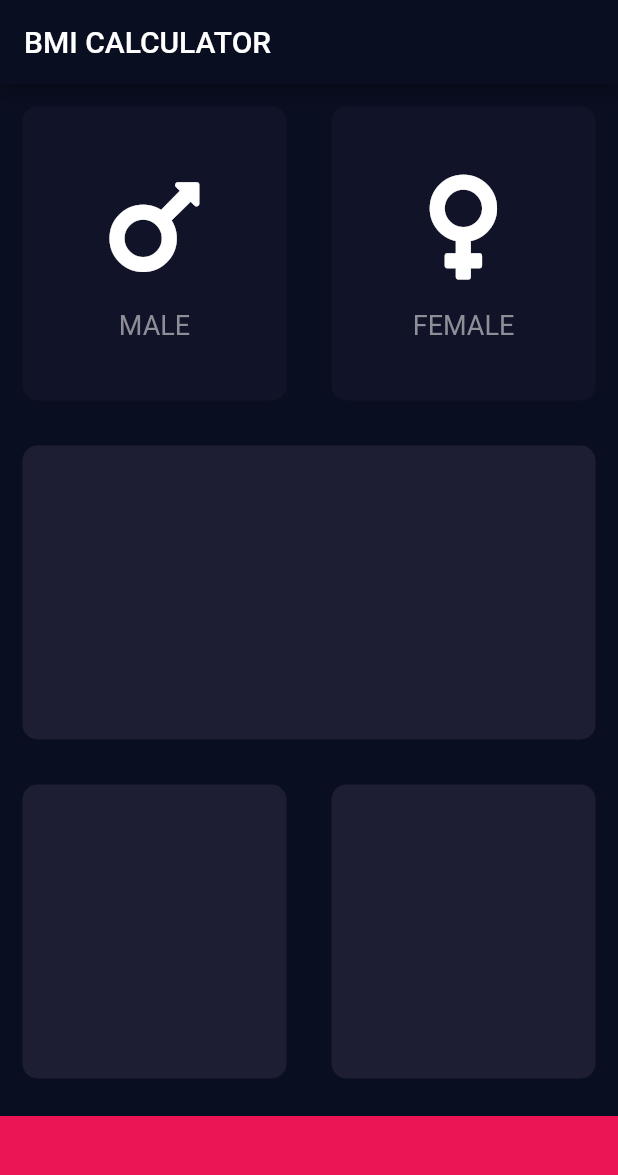
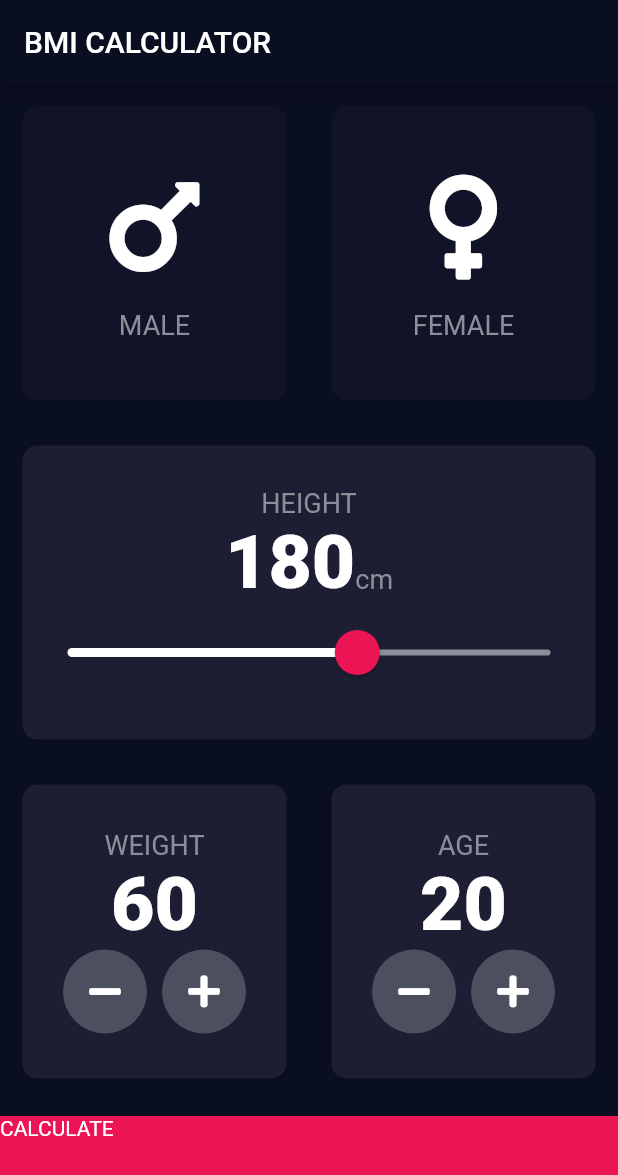
Before and after one commit to lokeshsoni/bmi-calculator-flutter, a Flutter app: the screen it shows after launch, on a phone screen of 412 x 824 dp. Shown: the top 1175 px of the screen. Run offline on Flutter 3.47's test engine with Material 2 defaults, Android fonts, the phone set to English and light mode, and no system bars; our stand-ins replace font_awesome_flutter.

Commit message:
Tue Sep 10 14:23:16 IST 2019

```diff
--- /dev/null
+++ b/lib/constants.dart
@@ -0,0 +1,16 @@
+import 'package:flutter/material.dart';
+
+const kBottomContainerHeight = 80.0;
+const kActiveCardColour = Color(0xFF1D1E33);
+const kInactiveCardColour = Color(0xFF111328);
+const kBottomContainerColour = Color(0xFFEB1555);
+
+const kLabelTextStyle = TextStyle(
+  fontSize: 18,
+  color: Color(0xFF8D8E98),
+);
+
+const kNumberTextStyle = TextStyle(
+  fontSize: 50,
+  fontWeight: FontWeight.w900,
+);
--- a/lib/icon_content.dart
+++ b/lib/icon_content.dart
@@ -1,9 +1,6 @@
 import 'package:flutter/material.dart';
 
-const labelTextStyle = TextStyle(
-  fontSize: 18,
-  color: Color(0xFF8D8E98),
-);
+import 'constants.dart';
 
 class IconContent extends StatelessWidget {
   IconContent({@required this.icon, @required this.label});
@@ -25,7 +22,7 @@ class IconContent extends StatelessWidget {
         ),
         Text(
           label,
-          style: labelTextStyle,
+          style: kLabelTextStyle,
         ),
       ],
     );
--- a/lib/input_page.dart
+++ b/lib/input_page.dart
@@ -1,13 +1,11 @@
+import 'package:bmi_calculator/results_page.dart';
 import 'package:flutter/material.dart';
 import 'package:font_awesome_flutter/font_awesome_flutter.dart';
 
+import 'constants.dart';
 import 'icon_content.dart';
+import 'results_page.dart';
 import 'reusable_card.dart';
-
-const bottomContainerHeight = 80.0;
-const activeCardColour = Color(0xFF1D1E33);
-const inactiveCardColour = Color(0xFF111328);
-const bottomContainerColour = Color(0xFFEB1555);
 
 enum Gender { male, female }
 
@@ -19,6 +17,10 @@ class InputPage extends StatefulWidget {
 class _InputPageState extends State<InputPage> {
   Gender selectedGender;
 
+  int height = 180;
+  int weight = 60;
+  int age = 20;
+
   @override
   Widget build(BuildContext context) {
     return Scaffold(
@@ -26,43 +28,40 @@ class _InputPageState extends State<InputPage> {
         title: Text('BMI CALCULATOR'),
       ),
       body: Column(
+        crossAxisAlignment: CrossAxisAlignment.stretch,
         children: <Widget>[
           Expanded(
             child: Row(
               children: <Widget>[
                 Expanded(
-                  child: GestureDetector(
-                    onTap: () {
+                  child: ReusableCard(
+                    onPress: () {
                       setState(() {
                         selectedGender = Gender.male;
                       });
                     },
-                    child: ReusableCard(
                     colour: selectedGender == Gender.male
-                          ? activeCardColour
-                          : inactiveCardColour,
+                        ? kActiveCardColour
+                        : kInactiveCardColour,
                     cardChild: IconContent(
                       icon: FontAwesomeIcons.mars,
                       label: "MALE",
                     ),
                   ),
                 ),
-                ),
                 Expanded(
-                  child: GestureDetector(
-                    onTap: () {
+                  child: ReusableCard(
+                    onPress: () {
                       setState(() {
                         selectedGender = Gender.female;
                       });
                     },
-                    child: ReusableCard(
                     colour: selectedGender == Gender.female
-                          ? activeCardColour
-                          : inactiveCardColour,
+                        ? kActiveCardColour
+                        : kInactiveCardColour,
                     cardChild: IconContent(
                       icon: FontAwesomeIcons.venus,
                       label: "FEMALE",
-                      ),
                     ),
                   ),
                 )
@@ -71,7 +70,42 @@ class _InputPageState extends State<InputPage> {
           ),
           Expanded(
             child: ReusableCard(
-              colour: activeCardColour,
+              colour: kActiveCardColour,
+              cardChild: Column(
+                mainAxisAlignment: MainAxisAlignment.center,
+                children: <Widget>[
+                  Text('HEIGHT', style: kLabelTextStyle),
+                  Row(
+                    mainAxisAlignment: MainAxisAlignment.center,
+                    crossAxisAlignment: CrossAxisAlignment.baseline,
+                    textBaseline: TextBaseline.alphabetic,
+                    children: <Widget>[
+                      Text(height.toString(), style: kNumberTextStyle),
+                      Text('cm', style: kLabelTextStyle),
+                    ],
+                  ),
+                  SliderTheme(
+                    data: SliderTheme.of(context).copyWith(
+                      activeTrackColor: Colors.white,
+                      inactiveTrackColor: Color(0xFF8D8E98),
+                      thumbColor: Color(0xFFEB1555),
+                      overlayColor: Color(0x1fEB1555),
+                      thumbShape: RoundSliderThumbShape(enabledThumbRadius: 15),
+                      overlayShape: RoundSliderOverlayShape(overlayRadius: 30),
+                    ),
+                    child: Slider(
+                      value: height.toDouble(),
+                      min: 120.0,
+                      max: 220.0,
+                      onChanged: (double newValue) {
+                        setState(() {
+                          height = newValue.round();
+                        });
+                      },
+                    ),
+                  ),
+                ],
+              ),
             ),
           ),
           Expanded(
@@ -79,25 +113,114 @@ class _InputPageState extends State<InputPage> {
               children: <Widget>[
                 Expanded(
                   child: ReusableCard(
-                    colour: activeCardColour,
+                    colour: kActiveCardColour,
+                    cardChild: Column(
+                      mainAxisAlignment: MainAxisAlignment.center,
+                      children: <Widget>[
+                        Text('WEIGHT', style: kLabelTextStyle),
+                        Text(weight.toString(), style: kNumberTextStyle),
+                        Row(
+                          mainAxisAlignment: MainAxisAlignment.center,
+                          children: <Widget>[
+                            RoundIconButton(
+                              icon: FontAwesomeIcons.minus,
+                              onPressed: () {
+                                setState(() {
+                                  weight--;
+                                });
+                              },
+                            ),
+                            SizedBox(width: 10),
+                            RoundIconButton(
+                              icon: FontAwesomeIcons.plus,
+                              onPressed: () {
+                                setState(() {
+                                  weight++;
+                                });
+                              },
+                            ),
+                          ],
+                        ),
+                      ],
+                    ),
                   ),
                 ),
                 Expanded(
                   child: ReusableCard(
-                    colour: activeCardColour,
+                    colour: kActiveCardColour,
+                    cardChild: Column(
+                      mainAxisAlignment: MainAxisAlignment.center,
+                      children: <Widget>[
+                        Text('AGE', style: kLabelTextStyle),
+                        Text(age.toString(), style: kNumberTextStyle),
+                        Row(
+                          mainAxisAlignment: MainAxisAlignment.center,
+                          children: <Widget>[
+                            RoundIconButton(
+                              icon: FontAwesomeIcons.minus,
+                              onPressed: () {
+                                setState(() {
+                                  age--;
+                                });
+                              },
+                            ),
+                            SizedBox(width: 10),
+                            RoundIconButton(
+                              icon: FontAwesomeIcons.plus,
+                              onPressed: () {
+                                setState(() {
+                                  age++;
+                                });
+                              },
+                            ),
+                          ],
+                        ),
+                      ],
+                    ),
                   ),
                 ),
               ],
             ),
           ),
-          Container(
-            color: bottomContainerColour,
+          GestureDetector(
+            onTap: () {
+              Navigator.push(
+                context,
+                MaterialPageRoute(builder: (context) => ResultsPage()),
+              );
+            },
+            child: Container(
+              child: Text("CALCULATE"),
+              color: kBottomContainerColour,
               width: double.infinity,
               margin: EdgeInsets.only(top: 10.0),
-            height: bottomContainerHeight,
+              height: kBottomContainerHeight,
+            ),
           ),
         ],
       ),
     );
   }
 }
+
+class RoundIconButton extends StatelessWidget {
+  RoundIconButton({@required this.icon, @required this.onPressed});
+
+  final IconData icon;
+  final Function onPressed;
+
+  @override
+  Widget build(BuildContext context) {
+    return RawMaterialButton(
+      child: Icon(icon),
+      onPressed: onPressed,
+      elevation: 0.0,
+      constraints: BoxConstraints.tightFor(
+        width: 56.0,
+        height: 56.0,
+      ),
+      shape: CircleBorder(),
+      fillColor: Color(0xFF4C4F5E),
+    );
+  }
+}
--- /dev/null
+++ b/lib/results_page.dart
@@ -0,0 +1,11 @@
+import 'package:flutter/material.dart';
+
+class ResultsPage extends StatelessWidget {
+  @override
+  Widget build(BuildContext context) {
+    return Scaffold(
+      appBar: AppBar(title: Text("BMI CALCULATOR")),
+      body: Text("Hello"),
+    );
+  }
+}
--- a/lib/reusable_card.dart
+++ b/lib/reusable_card.dart
@@ -1,18 +1,22 @@
 import 'package:flutter/material.dart';
 
 class ReusableCard extends StatelessWidget {
-  ReusableCard({@required this.colour, this.cardChild});
+  ReusableCard({@required this.colour, this.cardChild, this.onPress});
 
   final Color colour;
   final Widget cardChild;
+  final Function onPress;
 
   @override
   Widget build(BuildContext context) {
-    return Container(
-      child: cardChild,
-      margin: EdgeInsets.all(15),
-      decoration:
-          BoxDecoration(color: colour, borderRadius: BorderRadius.circular(10)),
+    return GestureDetector(
+      onTap: onPress,
+      child: Container(
+        child: cardChild,
+        margin: EdgeInsets.all(15),
+        decoration: BoxDecoration(
+            color: colour, borderRadius: BorderRadius.circular(10)),
+      ),
     );
   }
 }
```
Also changed, not shown: 12 other files. Lines whose indentation alone changed are shown as unchanged.
